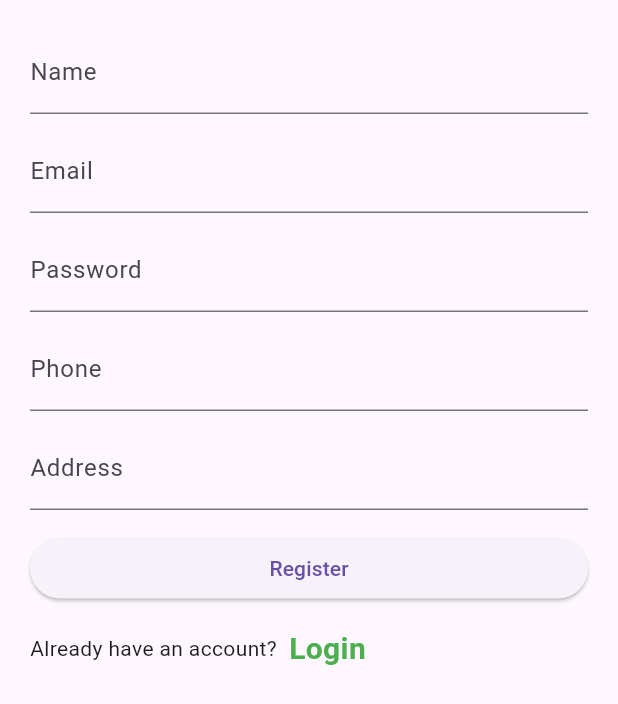
After one commit to RRKawchar/clean_architecture_demo, a Flutter app: the screen it shows after launch, after a tap on "Login", after a tap on "Register", on a phone screen of 412 x 824 dp. The commit adds this screen. Shown: the top 704 px of the screen. Run offline on Flutter 3.47's test engine with Material 3 defaults, Android fonts, the phone set to English and light mode, and no system bars; our stand-ins replace dio, fluttertoast, get, get_storage; accounts and stored records are empty; network calls fail.

Commit message:
register logic added

```diff
--- a/lib/main.dart
+++ b/lib/main.dart
@@ -1,11 +1,12 @@
 import 'package:flutter/material.dart';
 import 'package:get/get.dart';
+import 'package:get_storage/get_storage.dart';
+import 'package:practice_demo01/src/core/routes/app_routes.dart';
+import 'package:practice_demo01/src/core/routes/routes_name.dart';
 import 'src/core/di/app_bindings.dart';
-import 'src/features/auth/presentation/pages/login_page.dart';
 
-void main() {
-
-
+void main()async{
+await GetStorage.init();
 
   runApp(const MyApp());
 }
@@ -13,14 +14,15 @@ void main() {
 class MyApp extends StatelessWidget {
   const MyApp({super.key});
 
-  // This widget is the root of your application.
   @override
   Widget build(BuildContext context) {
     return GetMaterialApp(
       debugShowCheckedModeBanner: false,
-      title: 'Login Demo',
+      title: 'Clean Architecture demo',
       initialBinding: InitialBinding(),
-      home: LoginPage(),
+      getPages: AppRoutes.routes,
+      initialRoute: RoutesName.splashPage,
+     // home: LoginPage(),
     );
   }
 }
--- a/lib/src/core/constants/api_constants.dart
+++ b/lib/src/core/constants/api_constants.dart
@@ -3,5 +3,5 @@ class ApiConstants{
   static const String _baseUrl = 'https://api.squarelimousine.com';
 
   static const String login = '$_baseUrl/users/login';
-  static const String register = '$_baseUrl/user';
+  static const String register = '$_baseUrl/users';
 }
--- /dev/null
+++ b/lib/src/core/constants/key_manager.dart
@@ -0,0 +1,5 @@
+class KeyManager{
+  static const String userId = 'user_id';
+  static const String isLoggedIn = 'is_logged_in';
+
+}
--- a/lib/src/core/di/app_bindings.dart
+++ b/lib/src/core/di/app_bindings.dart
@@ -1,15 +1,19 @@
-import 'package:dio/dio.dart';
 import 'package:get/get.dart';
+import 'package:practice_demo01/src/core/services/network_module.dart';
+import 'package:practice_demo01/src/features/auth/domain/usecases/register_usecase.dart';
+import 'package:practice_demo01/src/features/auth/presentation/controllers/register_controller.dart';
 import '../../features/auth/data/repositories/auth_repository_impl.dart';
 import '../../features/auth/domain/usecases/login_usecase.dart';
-import '../../features/auth/presentation/controllers/login_controller.dart';
+import '../../features/auth/presentation/controllers/auth_controller.dart';
 
 class InitialBinding extends Bindings {
   @override
   void dependencies() {
-    final dio = Dio();
+    final dio = NetworkModule.provideDio();
     final repository = AuthRepositoryImpl(dio);
     final loginUseCase = LoginUseCase(repository);
-    Get.put(LoginController(loginUseCase));
+    final registerUseCase=RegisterUseCase(repository);
+    Get.put(AuthController(loginUseCase,registerUseCase));
+    //Get.put(RegisterController(registerUseCase));
   }
 }
--- /dev/null
+++ b/lib/src/core/routes/app_routes.dart
@@ -0,0 +1,21 @@
+import 'package:get/get.dart';
+import 'package:practice_demo01/src/core/routes/routes_name.dart';
+import 'package:practice_demo01/src/features/auth/presentation/pages/login_page.dart';
+import 'package:practice_demo01/src/features/auth/presentation/pages/register_page.dart';
+import 'package:practice_demo01/src/features/home/presentation/home_page.dart';
+import 'package:practice_demo01/src/features/splash/presentation/page/splash_page.dart';
+
+class AppRoutes{
+
+
+  static List<GetPage<dynamic>> routes=[
+
+    GetPage(name: RoutesName.splashPage, page: ()=>SplashPage()),
+    GetPage(name: RoutesName.homePage, page: ()=>HomePage()),
+    GetPage(name: RoutesName.loginPage, page: ()=>LoginPage()),
+    GetPage(name: RoutesName.registerPage, page: ()=>RegisterPage()),
+
+  ];
+
+
+}
--- /dev/null
+++ b/lib/src/core/routes/routes_name.dart
@@ -0,0 +1,7 @@
+class RoutesName{
+  static String splashPage="/";
+  static String loginPage="/login-page";
+  static String registerPage="/register-page";
+  static String homePage="/home-page";
+
+}
--- /dev/null
+++ b/lib/src/core/services/local_storage_service.dart
@@ -0,0 +1,38 @@
+import 'package:get_storage/get_storage.dart';
+
+class LocalStorageService{
+ static final LocalStorageService instance=LocalStorageService._internal();
+ // factory LocalStorageService() => _instance;
+ LocalStorageService._internal();
+
+  final GetStorage _box=GetStorage();
+
+  Future<void> save<T>(String key,T value)async{
+   await _box.write(key, value);
+  }
+
+
+  T? getData<T>(String key){
+   return _box.read(key);
+  }
+
+
+  Future<void> delete(String key)async{
+
+  return await _box.remove(key);
+  }
+
+
+  Future<void> clear()async{
+   return await _box.erase();
+  }
+
+
+  bool has(String key){
+   return _box.hasData(key);
+  }
+
+
+
+
+}
--- /dev/null
+++ b/lib/src/core/services/network_module.dart
@@ -0,0 +1,27 @@
+import 'package:dio/dio.dart';
+
+class NetworkModule {
+  static Dio provideDio() {
+    final dio = Dio();
+
+    // Optional: configure your Dio instance
+    dio.options
+      ..baseUrl = 'https://api.squarelimousine.com'
+      ..connectTimeout = const Duration(seconds: 10)
+      ..receiveTimeout = const Duration(seconds: 10)
+      ..headers = {
+        'Accept': 'application/json',
+        'Content-Type': 'application/json',
+      };
+
+    // Add interceptors if needed (logging, auth etc.)
+    dio.interceptors.add(LogInterceptor(
+      request: true,
+      requestBody: true,
+      responseBody: true,
+      error: true,
+    ));
+
+    return dio;
+  }
+}
--- a/lib/src/features/auth/domain/entities/login_entity.dart
+++ b/lib/src/features/auth/domain/entities/login_entity.dart
@@ -1,11 +1,15 @@
-class LoginEntity{
+class LoginEntity {
   final bool status;
   final String message;
   final int userId;
   final String fullname;
   final String email;
 
-
-  LoginEntity({required this.status,required this.message,required this.userId,required this.fullname,required this.email});
-
+  LoginEntity({
+    required this.status,
+    required this.message,
+    required this.userId,
+    required this.fullname,
+    required this.email,
+  });
 }
--- a/lib/src/features/auth/domain/entities/registration_entity.dart
+++ b/lib/src/features/auth/domain/entities/registration_entity.dart
@@ -26,4 +26,18 @@ class RegistrationEntity{
     required this.image,
   });
 
+  Map<String, dynamic> toJson() => {
+    "fullname": fullname,
+    "email": email,
+    "password": password,
+    "phone": phone,
+    "dob": dob,
+    "gender": gender,
+    "address": address,
+    "device_token": deviceToken,
+    "reset_token": resetToken,
+    "status": status,
+    "image": image,
+  };
+
 }
--- /dev/null
+++ b/lib/src/features/auth/presentation/controllers/auth_controller.dart
@@ -0,0 +1,69 @@
+import 'package:fluttertoast/fluttertoast.dart';
+import 'package:get/get.dart';
+import 'package:get_storage/get_storage.dart';
+import 'package:practice_demo01/src/core/constants/key_manager.dart';
+import 'package:practice_demo01/src/core/routes/routes_name.dart';
+import 'package:practice_demo01/src/core/services/local_storage_service.dart';
+import 'package:practice_demo01/src/features/auth/domain/entities/login_entity.dart';
+import 'package:practice_demo01/src/features/auth/domain/usecases/login_usecase.dart';
+import 'package:practice_demo01/src/features/auth/domain/usecases/register_usecase.dart';
+
+import '../../domain/entities/registration_entity.dart';
+
+
+class AuthController extends GetxController{
+  LoginUseCase loginUseCase;
+  RegisterUseCase registerUseCase;
+  AuthController(this.loginUseCase,this.registerUseCase);
+
+
+  var isLoading=false.obs;
+
+  var user=Rxn<LoginEntity>();
+
+  var errorMessage=''.obs;
+
+
+  Future<void> login(String email, String password) async {
+    isLoading.value = true;
+    errorMessage.value = '';
+
+    try {
+      final result = await loginUseCase.execute(email, password);
+
+      user.value = result;
+
+      Fluttertoast.showToast(msg:  "Login Successful");
+
+      await Future.delayed(const Duration(seconds: 1));
+      Get.offAllNamed(RoutesName.homePage);
+      await LocalStorageService.instance.save(KeyManager.userId, result.userId);
+    } catch (e) {
+      errorMessage.value = e.toString();
+      Fluttertoast.showToast(msg:e.toString(),);
+    } finally {
+      isLoading.value = false;
+    }
+  }
+
+
+  Future<void> register(RegistrationEntity user) async {
+    try {
+      isLoading.value=true;
+      await registerUseCase.execute(user);
+      Fluttertoast.showToast(msg: "Registration successful");
+      Get.offAllNamed(RoutesName.loginPage,arguments: {
+        'email':user.email,
+        'password':user.password
+      });
+    } catch (e) {
+      Fluttertoast.showToast(msg: e.toString());
+      print("Registration failed: $e");
+    }finally{
+      isLoading.value=false;
+    }
+  }
+
+
+
+}
--- a/lib/src/features/auth/presentation/controllers/login_controller.dart
+++ /dev/null
@@ -1,45 +0,0 @@
-import 'package:flutter/material.dart';
-import 'package:fluttertoast/fluttertoast.dart';
-import 'package:get/get.dart';
-import 'package:practice_demo01/src/features/auth/domain/entities/login_entity.dart';
-import 'package:practice_demo01/src/features/auth/domain/usecases/login_usecase.dart';
-
-import '../../../home/presentation/home_page.dart';
-
-class LoginController extends GetxController{
-  LoginUseCase loginUseCase;
-  LoginController(this.loginUseCase);
-
-
-  var isLoading=false.obs;
-
-  var user=Rxn<LoginEntity>();
-
-  var errorMessage=''.obs;
-
-
-  Future<void> login(String email, String password) async {
-    isLoading.value = true;
-    errorMessage.value = '';
-
-    try {
-      final result = await loginUseCase.execute(email, password);
-
-      user.value = result;
-
-      Fluttertoast.showToast(msg:  "Login Successful");
-
-      await Future.delayed(const Duration(seconds: 1)); // Optional wait
-      Get.offAll(() => const HomePage());
-
-    } catch (e) {
-      errorMessage.value = e.toString();
-      Fluttertoast.showToast(msg:e.toString(),);
-    } finally {
-      isLoading.value = false;
-    }
-  }
-
-
-
-}
--- a/lib/src/features/auth/presentation/pages/login_page.dart
+++ b/lib/src/features/auth/presentation/pages/login_page.dart
@@ -1,6 +1,7 @@
 import 'package:flutter/material.dart';
 import 'package:get/get.dart';
-import '../controllers/login_controller.dart';
+import 'package:practice_demo01/src/core/routes/routes_name.dart';
+import '../controllers/auth_controller.dart';
 
 class LoginPage extends StatelessWidget {
   final emailController = TextEditingController();
@@ -10,9 +11,17 @@ class LoginPage extends StatelessWidget {
 
   @override
   Widget build(BuildContext context) {
-    final controller = Get.find<LoginController>();
+    final controller = Get.find<AuthController>();
+
+    final arg=Get.arguments;
+    if(arg !=null && arg is Map){
+      emailController.text=arg['email']??"";
+      passwordController.text=arg['password']??"";
+    }
+
+
     return Scaffold(
-      appBar: AppBar(title: Text('Admin Login')),
+      appBar: AppBar(title: Text('Login')),
       body: Padding(
         padding: const EdgeInsets.all(16),
         child: Obx(
@@ -45,6 +54,21 @@ class LoginPage extends StatelessWidget {
                     },
                     child: Text('Login'),
                   ),
+
+              SizedBox(height: 20),
+              Row(
+                children: [
+                  Text("Don't have any account"),
+                  SizedBox(width: 8),
+                  InkWell(
+
+                    onTap: (){
+                      Get.offAllNamed(RoutesName.registerPage);
+                    },
+
+                      child: Text("Register",style: TextStyle(fontWeight: FontWeight.bold,fontSize: 20,color: Colors.green),)),
+                ],
+              )
             ],
           ),
         ),
--- /dev/null
+++ b/lib/src/features/auth/presentation/pages/register_page.dart
@@ -0,0 +1,105 @@
+import 'package:flutter/material.dart';
+import 'package:get/get.dart';
+import 'package:practice_demo01/src/features/auth/domain/entities/registration_entity.dart';
+import 'package:practice_demo01/src/features/auth/presentation/controllers/auth_controller.dart';
+import 'package:practice_demo01/src/features/auth/presentation/controllers/register_controller.dart';
+import '../../../../core/routes/routes_name.dart';
+
+class RegisterPage extends StatelessWidget {
+   RegisterPage({super.key});
+
+
+  // final registerController=Get.find<RegisterController>();
+   final loginController=Get.find<AuthController>();
+
+   final TextEditingController nameController=TextEditingController();
+   final TextEditingController emailController=TextEditingController();
+   final TextEditingController passwordController=TextEditingController();
+   final TextEditingController phoneController=TextEditingController();
+   final TextEditingController addressController=TextEditingController();
+
+  @override
+  Widget build(BuildContext context) {
+    return Scaffold(
+      body: Padding(
+        padding: const EdgeInsets.symmetric(horizontal: 20,vertical: 20),
+        child: ListView(
+          children: [
+            TextField(
+              controller: nameController,
+              decoration: InputDecoration(
+                labelText: "Name"
+              ),
+            ),
+
+            SizedBox(height: 10),
+            TextField(
+              controller: emailController,
+              decoration: InputDecoration(
+                  labelText: "Email"
+              ),
+            ),
+            SizedBox(height: 10),
+            TextField(
+              controller: passwordController,
+              decoration: InputDecoration(
+                  labelText: "Password"
+              ),
+            ),
+            SizedBox(height: 10),
+            TextField(
+              controller: phoneController,
+              decoration: InputDecoration(
+                  labelText: "Phone"
+              ),
+            ),
+            SizedBox(height: 10),
+            TextField(
+              controller: addressController,
+              decoration: InputDecoration(
+                  labelText: "Address"
+              ),
+            ),
+            SizedBox(height: 15),
+            ElevatedButton(
+
+                onPressed: (){
+                 final user=RegistrationEntity(
+                     fullname: nameController.text,
+                     email: emailController.text,
+                     password: passwordController.text,
+                     phone: phoneController.text,
+                     dob: "01-03-1999",
+                     gender: "Male",
+                     address: addressController.text,
+                     deviceToken: "",
+                     resetToken: "",
+                     status: 1,
+                     image: ""
+                 );
+
+                 loginController.register(user);
+
+            }, child: Obx(()=>loginController.isLoading.value?
+            Center(child: CircularProgressIndicator(),):
+            Text("Register"))),
+            SizedBox(height: 15),
+            Row(
+              children: [
+                Text("Already have an account?"),
+                SizedBox(width: 8),
+                InkWell(
+
+                    onTap: (){
+                      Get.offAllNamed(RoutesName.loginPage);
+                    },
+
+                    child: Text("Login",style: TextStyle(fontWeight: FontWeight.bold,fontSize: 20,color: Colors.green),)),
+              ],
+            )
+          ],
+        ),
+      ),
+    );
+  }
+}
--- /dev/null
+++ b/lib/src/features/splash/presentation/page/splash_page.dart
@@ -0,0 +1,31 @@
+import 'package:flutter/material.dart';
+import 'package:get/get.dart';
+import '../../../../core/constants/key_manager.dart';
+import '../../../../core/routes/routes_name.dart';
+import '../../../../core/services/local_storage_service.dart';
+
+class SplashPage extends StatelessWidget {
+  const SplashPage({super.key});
+
+  @override
+  Widget build(BuildContext context) {
+    _checkAuth();
+
+    return const Scaffold(
+      body: Center(child: CircularProgressIndicator()),
+    );
+  }
+
+  Future<void> _checkAuth() async {
+    final storage = LocalStorageService.instance;
+    final userId = storage.getData<int>(KeyManager.userId);
+
+    await Future.delayed(const Duration(milliseconds: 1500));
+
+    if (userId != null) {
+      Get.offAllNamed(RoutesName.homePage);
+    } else {
+      Get.offAllNamed(RoutesName.loginPage);
+    }
+  }
+}
--- a/pubspec.yaml
+++ b/pubspec.yaml
@@ -19,7 +19,7 @@ publish_to: 'none' # Remove this line if you wish to publish to pub.dev
 version: 1.0.0+1
 
 environment:
-  sdk: ^3.7.0
+  sdk: ^3.8.1
 
 # Dependencies specify other packages that your package needs in order to work.
 # To automatically upgrade your package dependencies to the latest versions
@@ -38,6 +38,7 @@ dependencies:
   dio:
   get:
   fluttertoast:
+  get_storage:
 dev_dependencies:
   flutter_test:
     sdk: flutter
```
Also changed, not shown: lib/src/features/auth/data/models/auth_response.dart (+0 -7 lines), lib/src/features/auth/data/repositories/auth_repository_impl.dart (+17 -17 lines), lib/src/features/auth/presentation/controllers/register_controller.dart (+34 -20 lines), pubspec.lock.
